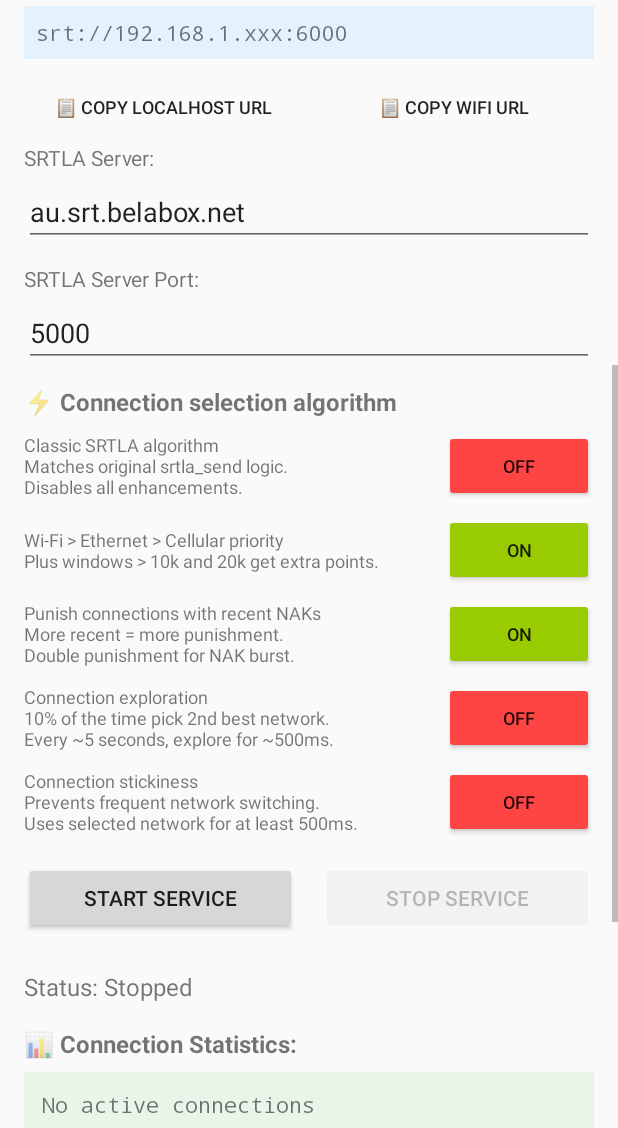
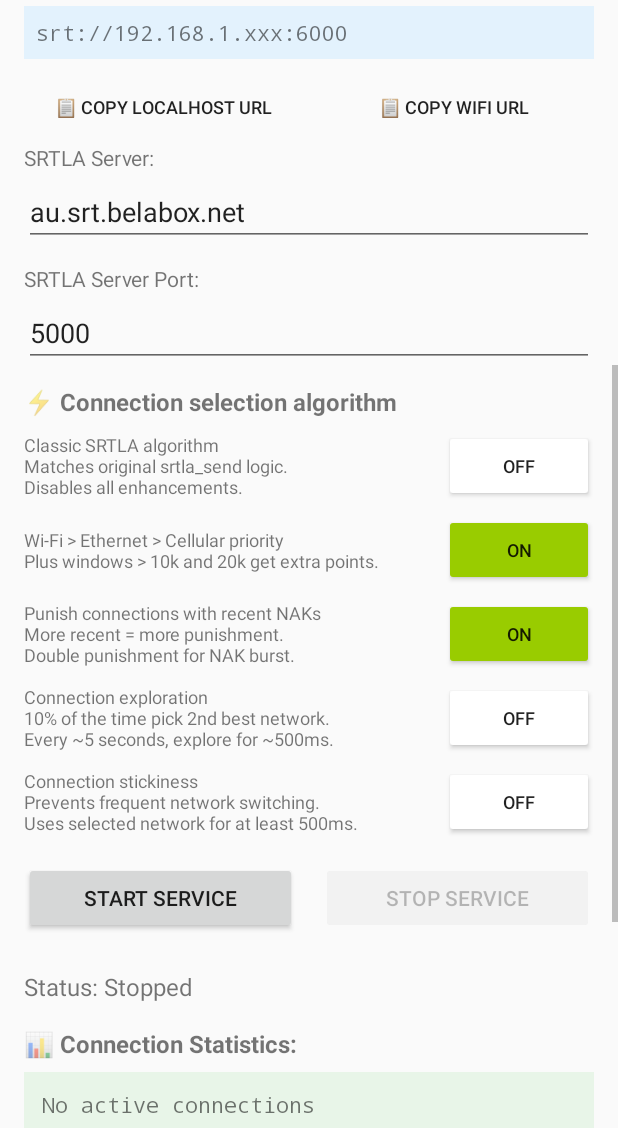
Before and after one commit to dimadesu/bond-bunny, an Android app: the screen it shows after launch (MainActivity), scrolled down 537 dp, on a phone screen of 412 x 824 dp, the part 108-1236 px from its top. Run offline under Robolectric (Android 15) with nearby library versions, the phone set to English and light mode, and no system bars.

Commit message:
Changes around state of toggles + UI tweaks + cleanup
- Toggling Classic mode doesn't set state for other toggles, only disables UI buttons
- Remove red toggle colour for OFF button
- Get rid of extra function for toggling UI state for connection stickiness
- Delete extra imports from MainActivity

```diff
--- a/src/main/java/com/example/srtla/MainActivity.java
+++ b/src/main/java/com/example/srtla/MainActivity.java
@@ -9,16 +9,11 @@ import android.content.SharedPreferences;
 import android.net.ConnectivityManager;
 import android.net.Network;
 import android.net.NetworkCapabilities;
-import android.net.NetworkInfo;
 import android.os.Bundle;
 import android.text.TextWatcher;
 import android.text.Editable;
-import android.view.View;
 import android.widget.Button;
 import android.widget.EditText;
-import android.widget.LinearLayout;
-import android.widget.RadioButton;
-import android.widget.RadioGroup;
 import android.widget.TextView;
 import android.widget.Toast;
 import java.util.List;
@@ -129,11 +124,8 @@ public class MainActivity extends Activity {
         buttonCopyLocalhost.setOnClickListener(v -> copyToClipboard("Localhost SRT URL", textSrtUrlLocalhost.getText().toString()));
         buttonCopyWifi.setOnClickListener(v -> copyToClipboard("WiFi SRT URL", textSrtUrlWifi.getText().toString()));
 
-        // Set up stickiness toggle button
+        // Set up advanced feature toggle buttons
         buttonToggleStickiness.setOnClickListener(v -> toggleConnectionStickiness());
-        updateStickinessButtonText();
-
-        // Set up advanced feature toggle buttons
         buttonToggleQualityScoring.setOnClickListener(v -> toggleQualityScoring());
         buttonToggleNetworkPriority.setOnClickListener(v -> toggleNetworkPriority());
         buttonToggleExploration.setOnClickListener(v -> toggleExploration());
@@ -445,7 +437,6 @@ public class MainActivity extends Activity {
         editSrtlaReceiverPort.setText(savedSrtlaPort);
         editSrtListenPort.setText(savedListenPort);
         editStreamId.setText(savedStreamId);
-        updateStickinessButtonText();
         updateAdvancedFeatureButtons();
     }
 
@@ -526,7 +517,7 @@ public class MainActivity extends Activity {
 
     private void toggleConnectionStickiness() {
         stickinessEnabled = !stickinessEnabled;
-        updateStickinessButtonText();
+        updateAdvancedFeatureButtons();
         savePreferences(); // Save the setting
 
         // Apply the setting to the service if it's running
@@ -535,18 +526,6 @@ public class MainActivity extends Activity {
             Toast.makeText(this,
                 stickinessEnabled ? "Connection stickiness enabled" : "Connection stickiness disabled",
                 Toast.LENGTH_SHORT).show();
-        }
-    }
-
-    private void updateStickinessButtonText() {
-        if (stickinessEnabled) {
-            buttonToggleStickiness.setText("ON");
-            buttonToggleStickiness.setBackgroundTintList(android.content.res.ColorStateList.valueOf(
-                getResources().getColor(android.R.color.holo_green_light)));
-        } else {
-            buttonToggleStickiness.setText("OFF");
-            buttonToggleStickiness.setBackgroundTintList(android.content.res.ColorStateList.valueOf(
-                getResources().getColor(android.R.color.holo_red_light)));
         }
     }
 
@@ -594,8 +573,6 @@ public class MainActivity extends Activity {
         updateAdvancedFeatureButtons();
         savePreferences();
 
-        updateAdvancedFeatureButtons();
-
         if (serviceRunning) {
             EnhancedSrtlaService.setClassicMode(classicMode);
             EnhancedSrtlaService.setQualityScoringEnabled(qualityScoringEnabled);
@@ -631,8 +608,7 @@ public class MainActivity extends Activity {
                 getResources().getColor(android.R.color.holo_green_light)));
         } else {
             button.setText("OFF");
-            button.setBackgroundTintList(android.content.res.ColorStateList.valueOf(
-                getResources().getColor(android.R.color.holo_red_light)));
+            button.setBackgroundTintList(null);
         }
     }
 }
--- a/src/main/res/layout/activity_main.xml
+++ b/src/main/res/layout/activity_main.xml
@@ -213,7 +213,7 @@
         android:text="OFF"
         android:textSize="12sp"
         android:minWidth="100dp"
-        android:backgroundTint="@android:color/holo_red_light" />
+      />
 
     </LinearLayout>
 
@@ -239,7 +239,7 @@
         android:text="ON"
         android:textSize="12sp"
         android:minWidth="100dp"
-        android:backgroundTint="@android:color/holo_green_light" />
+      />
 
     </LinearLayout>
 
@@ -265,7 +265,7 @@
         android:text="ON"
         android:textSize="12sp"
         android:minWidth="100dp"
-        android:backgroundTint="@android:color/holo_green_light" />
+      />
 
     </LinearLayout>
 
@@ -291,7 +291,7 @@
         android:text="ON"
         android:textSize="12sp"
         android:minWidth="100dp"
-        android:backgroundTint="@android:color/holo_green_light" />
+      />
 
     </LinearLayout>
 
@@ -317,7 +317,7 @@
         android:text="ON"
         android:textSize="12sp"
         android:minWidth="100dp"
-        android:backgroundTint="@android:color/holo_green_light" />
+      />
 
     </LinearLayout>
 
```
